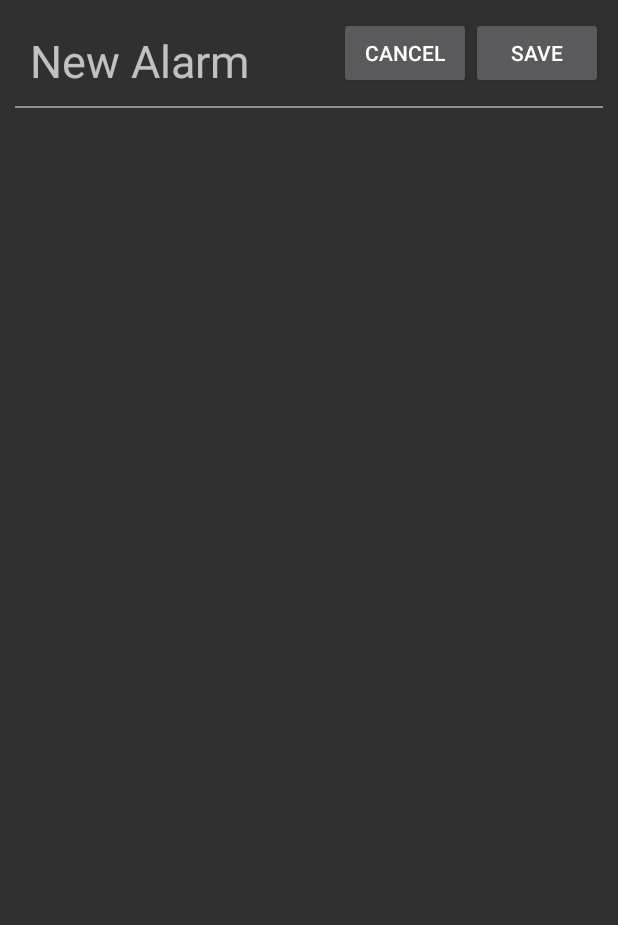
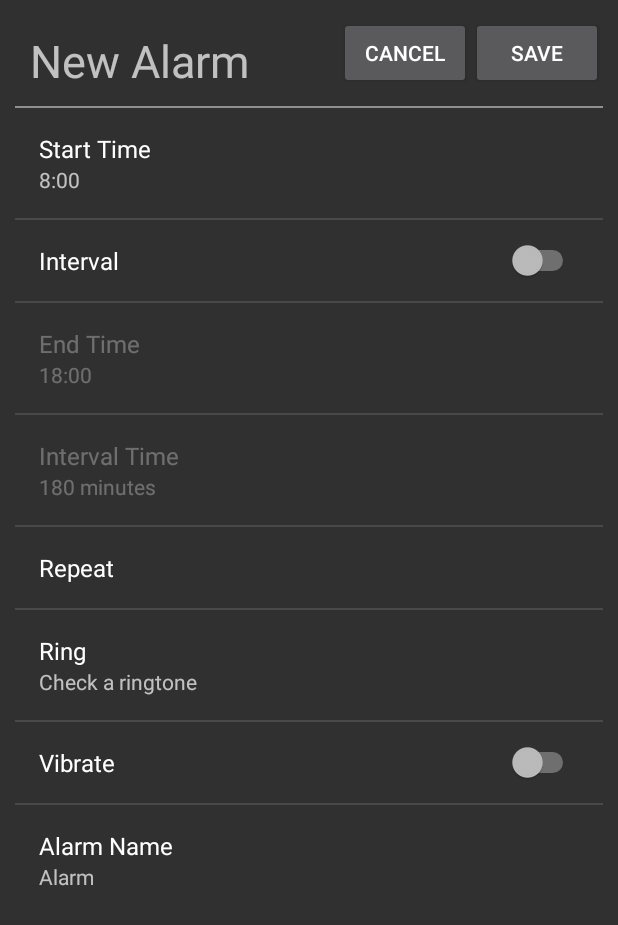
Before and after one commit to chocalote/IntervalAlarmClock, an Android app: the AddEditActivity screen opened directly, with no data from a screen before it, on a phone screen of 412 x 824 dp. Shown: the top 925 px of the screen. Run offline under Robolectric (Android 15) with nearby library versions, the phone set to English and light mode, and no system bars.

Commit message:
coding AddEditActivity, pref_alarm.xml

```diff
--- a/app/src/main/java/com/kunxun/intervalalarmclock/AddEditActivity.java
+++ b/app/src/main/java/com/kunxun/intervalalarmclock/AddEditActivity.java
@@ -1,14 +1,87 @@
 package com.kunxun.intervalalarmclock;
 
-import android.preference.PreferenceActivity;
-import android.support.v7.app.AppCompatActivity;
+import android.app.Activity;
+import android.app.TimePickerDialog;
+import android.media.RingtoneManager;
+import android.net.Uri;
 import android.os.Bundle;
+import android.preference.Preference;
+import android.preference.PreferenceFragment;
+import android.preference.PreferenceScreen;
+import android.support.annotation.Nullable;
+import android.view.View;
+import android.widget.TimePicker;
 
-public class AddEditActivity extends PreferenceActivity {
+public class AddEditActivity extends Activity {
 
     @Override
     protected void onCreate(Bundle savedInstanceState) {
         super.onCreate(savedInstanceState);
         setContentView(R.layout.activity_add_edit);
+
+        getFragmentManager().beginTransaction()
+                .replace(R.id.llPF, new PrefsAlarmFragment()).commit();
     }
+
+    public static class PrefsAlarmFragment extends PreferenceFragment {
+
+        public Preference startTimePref, endTimePref;
+
+        @Override
+        public void onCreate(@Nullable Bundle savedInstanceState) {
+            super.onCreate(savedInstanceState);
+            addPreferencesFromResource(R.xml.prefs_alarm);
+            startTimePref = findPreference("start_time");
+            endTimePref = findPreference("end_time");
+        }
+
+        @Override
+        public boolean onPreferenceTreeClick(PreferenceScreen preferenceScreen, final Preference preference) {
+            if (preference == startTimePref || preference == endTimePref)
+            {
+                TimePickerDialog timdDialog = new TimePickerDialog(getActivity(),
+                        new TimePickerDialog.OnTimeSetListener() {
+                    @Override
+                    public void onTimeSet(TimePicker timePicker, int i, int i1) {
+                        preference.setSummary(i+":"+i1);
+                    }
+                },0,0,true);
+                timdDialog.show();
+            }
+
+            return super.onPreferenceTreeClick(preferenceScreen, preference);
+        }
+
+        @Override
+        public void onViewCreated(View view, @Nullable Bundle savedInstanceState) {
+            super.onViewCreated(view, savedInstanceState);
+
+            final Preference daysofweek = findPreference("days_of_week");
+            daysofweek.setOnPreferenceChangeListener(new Preference.OnPreferenceChangeListener() {
+                @Override
+                public boolean onPreferenceChange(Preference preference, Object o) {
+                    daysofweek.setSummary(o.toString());
+                    return false;
+                }
+            });
+
+            final Preference alert = findPreference("ringtone");
+            alert.setOnPreferenceChangeListener(new Preference.OnPreferenceChangeListener() {
+                @Override
+                public boolean onPreferenceChange(Preference preference, Object o) {
+                    Uri uri = Uri.parse(o.toString());
+                    alert.setSummary(RingtoneManager.getRingtone(getActivity(),uri).getTitle(getActivity()));
+                    return false;
+                }
+            });
+
+        }
+
+
+    }
+
+
+
+
+
 }
--- a/app/src/main/java/com/kunxun/intervalalarmclock/MainActivity.java
+++ b/app/src/main/java/com/kunxun/intervalalarmclock/MainActivity.java
@@ -54,7 +54,7 @@ public class MainActivity extends Activity {
         btnAdd.setOnClickListener(new View.OnClickListener() {
             @Override
             public void onClick(View view) {
-//                startActivity(new Intent(MainActivity.this, AddSetActivity.class));
+                startActivity(new Intent(MainActivity.this, AddEditActivity.class));
             }
         });
         btnSetting = findViewById(R.id.btnSetting);
--- a/app/src/main/res/layout/activity_add_edit.xml
+++ b/app/src/main/res/layout/activity_add_edit.xml
@@ -47,8 +47,11 @@
         android:background="@color/colorView"
         android:paddingBottom="10dp"/>
 
-    <ListView
+    <LinearLayout
+        android:id="@+id/llPF"
         android:layout_width="match_parent"
-        android:layout_height="match_parent"></ListView>
+        android:layout_height="wrap_content"
+        android:orientation="vertical" >
+    </LinearLayout>
 
 </LinearLayout>
--- a/app/src/main/res/values/strings.xml
+++ b/app/src/main/res/values/strings.xml
@@ -15,4 +15,14 @@
     <string name="vibrate">Vibrate</string>
     <string name="alarm_name">Alarm Name</string>
 
+    <string-array name="week_days">
+        <item>Monday</item>
+        <item>Tuesday</item>
+        <item>Wednesday</item>
+        <item>Thursday</item>
+        <item>Friday</item>
+        <item>Saturday</item>
+        <item>Sunday</item>
+    </string-array>
+
 </resources>
--- a/app/src/main/res/xml/prefs_alarm.xml
+++ b/app/src/main/res/xml/prefs_alarm.xml
@@ -3,25 +3,50 @@
                   android:title="@string/add_layout_name">
     <Preference
         android:key="start_time"
-        android:persistent="false"
+        android:summary="8:00"
         android:title="@string/start_time"
-        ></Preference>
+        />
     <SwitchPreference
+        android:defaultValue="false"
         android:key="interval_enable"
-        android:persistent="false"
-        android:title="@string/interval_enabled"></SwitchPreference>
+        android:title="@string/interval_enabled"
+        />
     <Preference
+        android:dependency="interval_enable"
         android:key="end_time"
-        android:persistent="false"
-        android:title="@string/end_time"></Preference>
+        android:summary="18:00"
+        android:title="@string/end_time"
+        />
     <EditTextPreference
+        android:defaultValue="180"
+        android:dependency="interval_enable"
+        android:inputType="number"
         android:key="interval"
-        android:persistent="false"
-        android:title="@string/interval"></EditTextPreference>
-    <ListPreference
+        android:summary="180 minutes"
+        android:title="@string/interval"
+        />
+    <MultiSelectListPreference
+        android:entries="@array/week_days"
+        android:entryValues="@array/week_days"
         android:key="days_of_week"
-        android:persistent="false"
-        android:title="@string/days_of_week"
-        ></ListPreference>
+        android:title="@string/days_of_week"/>
+
+    <RingtonePreference
+        android:key="ringtone"
+        android:ringtoneType="alarm"
+        android:showDefault="true"
+        android:showSilent="true"
+        android:summary="Check a ringtone"
+        android:title="@string/alert"/>
+
+    <SwitchPreference
+        android:key="vibrate"
+        android:title="@string/vibrate"/>
+
+    <EditTextPreference
+        android:defaultValue="Alarm"
+        android:key="name"
+        android:summary="Alarm"
+        android:title="@string/alarm_name"/>
 
 </PreferenceScreen>
```
Also changed, not shown: app/src/main/java/com/kunxun/intervalalarmclock/Alarm.java (+29 -0 lines).
